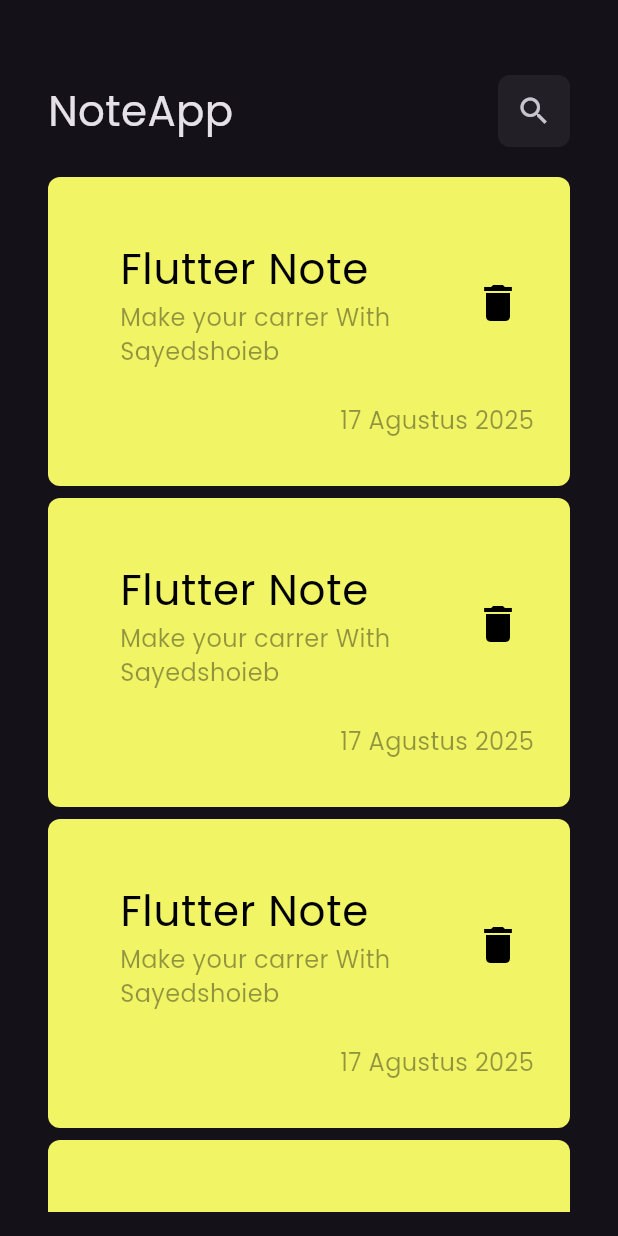
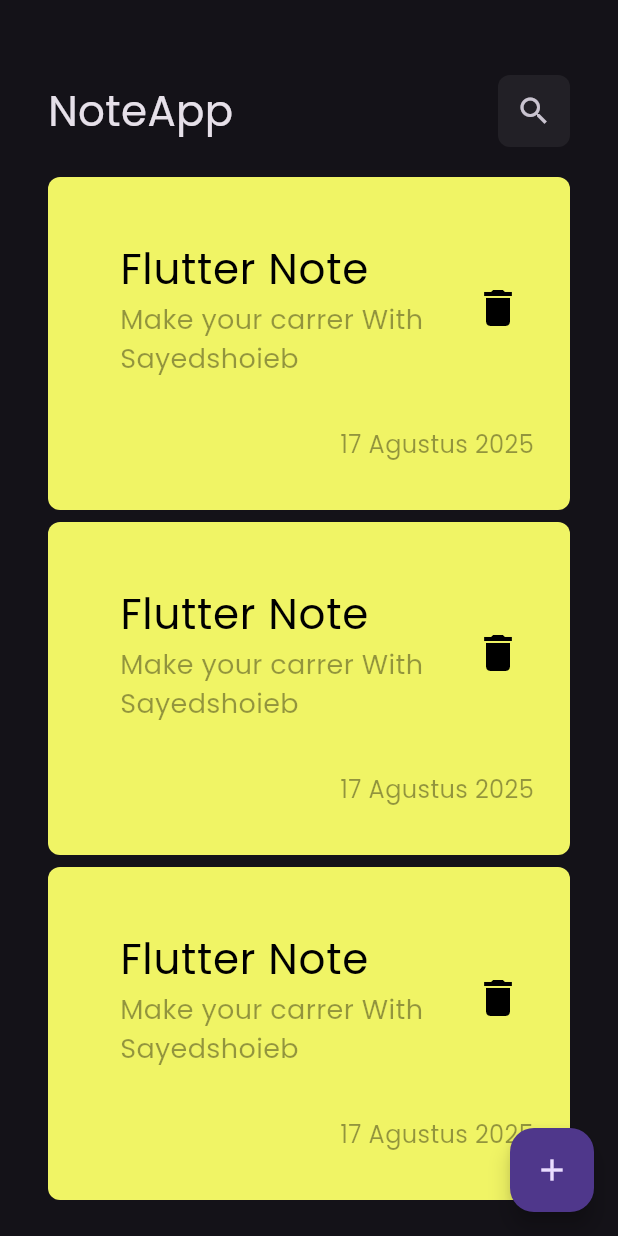
Before and after one commit to sayedsho3eb/note_app, a Flutter app: the screen it shows after launch, on a phone screen of 412 x 824 dp. Run offline on Flutter 3.47's test engine with Material 3 defaults, Android fonts, the phone set to English and light mode, and no system bars.

Commit message:
add floatiing action button

```diff
--- a/lib/views/notes_view.dart
+++ b/lib/views/notes_view.dart
@@ -6,6 +6,12 @@ class NotesView extends StatelessWidget {
 
   @override
   Widget build(BuildContext context) {
-    return const Scaffold(body: NoteViewBody());
+    return Scaffold(
+      floatingActionButton: FloatingActionButton(
+        onPressed: () {},
+        child: Icon(Icons.add),
+      ),
+      body: const NoteViewBody(),
+    );
   }
 }
--- a/lib/views/widgets/note_iteam.dart
+++ b/lib/views/widgets/note_iteam.dart
@@ -24,7 +24,7 @@ class NoteIteam extends StatelessWidget {
                 'Make your carrer With Sayedshoieb ',
                 style: TextStyle(
                   color: Colors.black.withAlpha(100),
-                  fontSize: 16,
+                  fontSize: 18,
                 ),
               ),
 
@@ -33,7 +33,7 @@ class NoteIteam extends StatelessWidget {
                 icon: Icon(Icons.delete, color: Colors.black, size: 32),
               ),
             ),
-            SizedBox(height: 15),
+            SizedBox(height: 25),
             Padding(
               padding: const EdgeInsets.only(right: 24),
               child: Text(
--- a/lib/views/widgets/note_view_body.dart
+++ b/lib/views/widgets/note_view_body.dart
@@ -8,6 +8,7 @@ class NoteViewBody extends StatelessWidget {
   @override
   Widget build(BuildContext context) {
     return Padding(
+
       padding: const EdgeInsets.symmetric(horizontal: 32),
       child: Column(
         children: [
```
